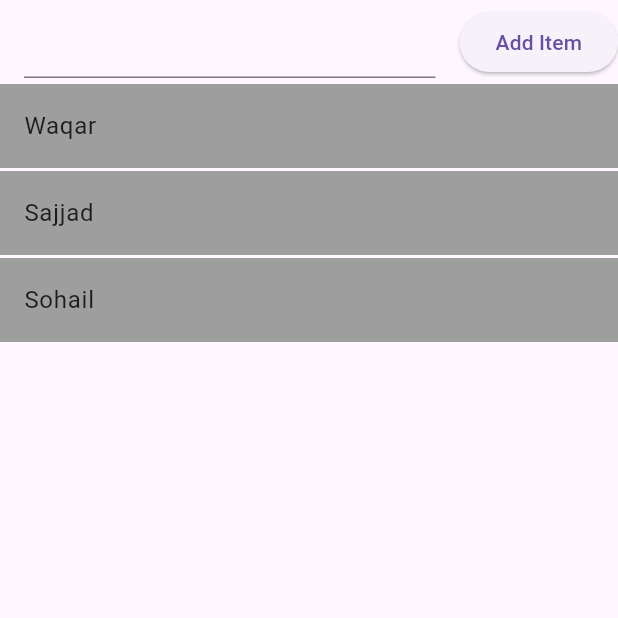
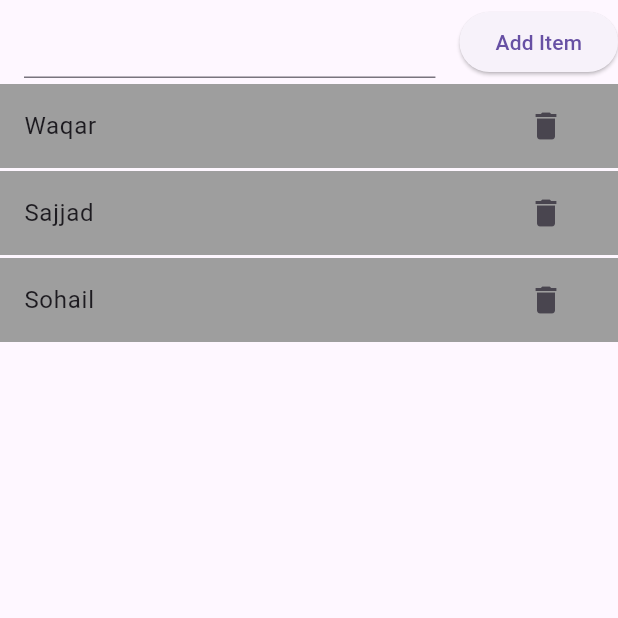
Before and after one commit to SuhAilMAnzoor/fourth_counter_state_update_listview_and_dot_Builder, a Flutter app: the screen it shows after launch, on a phone screen of 412 x 824 dp, the top half of it. Run offline on Flutter 3.47's test engine with Material 3 defaults, Android fonts, the phone set to English and light mode, and no system bars.

Commit message:
Adding/deleting items to list with the help of ListView.Builder and List Tile

```diff
--- /dev/null
+++ b/lib/10.counter_view_List_Builder_add_and_delete_item.dart
@@ -0,0 +1,74 @@
+import 'package:flutter/material.dart';
+
+class CounterViewTen extends StatefulWidget {
+  const CounterViewTen({super.key});
+
+  @override
+  State<CounterViewTen> createState() => _CounterViewTenState();
+}
+//Comapre Column and ListView on Internet What is difference.
+
+// Add Items Using TextField with the help of controller to get the input
+//and also remove item
+
+class _CounterViewTenState extends State<CounterViewTen> {
+  TextEditingController friendListController = TextEditingController();
+
+  List friendList = ["Waqar", "Sajjad", "Sohail"];
+
+//Add Items using TextField
+  addItem() {
+    setState(() {
+      friendList.add("value");
+    });
+  }
+
+  // removeAt Function
+  removeItem({meraBanayahowa}) {
+    setState(() {
+      friendList.removeAt(meraBanayahowa); //Delete item from list
+    });
+  }
+
+  @override
+  Widget build(BuildContext context) {
+    return Scaffold(
+      appBar: AppBar(
+        title: TextField(
+          controller: friendListController,
+        ),
+        actions: [
+          ElevatedButton(
+              onPressed: () {
+                setState(() {
+                  friendList.add(friendListController.text);
+                  friendListController.clear();
+                });
+              },
+              child: const Text(
+                "Add Item",
+              ))
+        ],
+      ),
+      body: SafeArea(
+          child: ListView.builder(
+              itemCount: friendList.length,
+              itemBuilder: (context, index) {
+                return Container(
+                  margin: EdgeInsets.only(bottom: 2),
+                  child: ListTile(
+                    tileColor: Colors.grey,
+                    title: Text(friendList[index]),
+                    trailing: IconButton(
+                        onPressed: () {
+                          removeItem(meraBanayahowa: index);
+                        },
+                        icon: const Icon(
+                          Icons.delete,
+                        )),
+                  ),
+                );
+              })),
+    );
+  }
+}
--- a/lib/main.dart
+++ b/lib/main.dart
@@ -1,5 +1,5 @@
 import 'package:flutter/material.dart';
-import 'package:fourth_counter_stateful_widget/09.counter_view_List_Builder_with_add_item_using_TextField.dart';
+import 'package:fourth_counter_stateful_widget/10.counter_view_List_Builder_add_and_delete_item.dart';
 
 void main() {
   runApp(const MyApp());
@@ -11,7 +11,7 @@
   @override
   Widget build(BuildContext context) {
     return const MaterialApp(
-      home: CounterViewNine(),
+      home: CounterViewTen(),
     );
   }
 }
```
